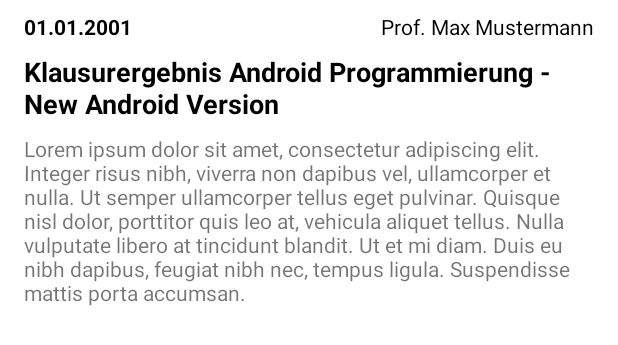
After one commit to naresh97/ei-weblog-android, an Android app: the layout item_article.xml on its own in the app's theme, with its tools: preview values and no code run, on a phone screen of 412 x 824 dp. The commit adds this screen. Shown: the top 345 px of the screen. Run offline under Robolectric (Android 15) with nearby library versions, the phone set to English and light mode, and no system bars.

```diff
--- a/app/build.gradle
+++ b/app/build.gradle
@@ -44,4 +44,7 @@
     testImplementation 'junit:junit:4.+'
     androidTestImplementation 'androidx.test.ext:junit:1.1.1'
     androidTestImplementation 'androidx.test.espresso:espresso-core:3.2.0'
+    implementation 'com.android.volley:volley:1.2.0'
+    implementation "com.squareup.okhttp3:okhttp:4.9.0"
+
 }
--- a/app/src/main/AndroidManifest.xml
+++ b/app/src/main/AndroidManifest.xml
@@ -1,6 +1,7 @@
 <?xml version="1.0" encoding="utf-8"?>
 <manifest xmlns:android="http://schemas.android.com/apk/res/android"
     package="com.nareshkumarrao.eiweblog">
+    <uses-permission android:name="android.permission.INTERNET"/>
 
     <application
         android:allowBackup="true"
@@ -18,7 +19,9 @@
 
                 <category android:name="android.intent.category.LAUNCHER" />
             </intent-filter>
+
         </activity>
+
     </application>
 
 </manifest>
--- /dev/null
+++ b/app/src/main/res/layout/item_article.xml
@@ -0,0 +1,58 @@
+<?xml version="1.0" encoding="utf-8"?>
+<androidx.constraintlayout.widget.ConstraintLayout xmlns:android="http://schemas.android.com/apk/res/android"
+    xmlns:app="http://schemas.android.com/apk/res-auto"
+    xmlns:tools="http://schemas.android.com/tools"
+    android:layout_width="match_parent"
+    android:layout_height="wrap_content">
+
+    <TextView
+        android:id="@+id/dateText"
+        android:layout_width="wrap_content"
+        android:layout_height="wrap_content"
+        android:layout_marginStart="16dp"
+        android:layout_marginLeft="16dp"
+        android:layout_marginTop="8dp"
+        android:text="01.01.2001"
+        android:textColor="@color/black"
+        android:textStyle="bold"
+        app:layout_constraintStart_toStartOf="parent"
+        app:layout_constraintTop_toTopOf="parent" />
+
+    <TextView
+        android:id="@+id/authorText"
+        android:layout_width="wrap_content"
+        android:layout_height="wrap_content"
+        android:layout_marginEnd="16dp"
+        android:layout_marginRight="16dp"
+        android:text="Prof. Max Mustermann"
+        android:textColor="@color/black"
+        app:layout_constraintBottom_toBottomOf="@+id/dateText"
+        app:layout_constraintEnd_toEndOf="parent"
+        app:layout_constraintTop_toTopOf="@+id/dateText" />
+
+    <TextView
+        android:id="@+id/titleText"
+        android:layout_width="0dp"
+        android:layout_height="wrap_content"
+        android:layout_marginTop="8dp"
+        android:text="Klausurergebnis Android Programmierung - New Android Version"
+        android:textColor="@color/black"
+        android:textSize="18sp"
+        android:textStyle="bold"
+        app:layout_constraintEnd_toEndOf="@+id/authorText"
+        app:layout_constraintStart_toStartOf="@+id/dateText"
+        app:layout_constraintTop_toBottomOf="@+id/dateText" />
+
+    <TextView
+        android:id="@+id/contentText"
+        android:layout_width="0dp"
+        android:layout_height="wrap_content"
+        android:layout_marginTop="8dp"
+        android:layout_marginBottom="8dp"
+        android:text="Lorem ipsum dolor sit amet, consectetur adipiscing elit. Integer risus nibh, viverra non dapibus vel, ullamcorper et nulla. Ut semper ullamcorper tellus eget pulvinar. Quisque nisl dolor, porttitor quis leo at, vehicula aliquet tellus. Nulla vulputate libero at tincidunt blandit. Ut et mi diam. Duis eu nibh dapibus, feugiat nibh nec, tempus ligula. Suspendisse mattis porta accumsan. "
+        app:layout_constraintBottom_toBottomOf="parent"
+        app:layout_constraintEnd_toEndOf="@+id/titleText"
+        app:layout_constraintHorizontal_bias="0.498"
+        app:layout_constraintStart_toStartOf="@+id/titleText"
+        app:layout_constraintTop_toBottomOf="@+id/titleText" />
+</androidx.constraintlayout.widget.ConstraintLayout>
--- a/app/src/main/res/menu/toolbar_menu.xml
+++ b/app/src/main/res/menu/toolbar_menu.xml
@@ -1,6 +1,6 @@
 <?xml version="1.0" encoding="utf-8"?>
 <menu xmlns:app="http://schemas.android.com/apk/res-auto"
     xmlns:android="http://schemas.android.com/apk/res/android">
-    <item android:title="Benachrichtigungen" app:showAsAction="never"/>
-    <item android:title="Information" app:showAsAction="never"/>
+    <item android:title="@string/notifications" app:showAsAction="never"/>
+    <item android:title="@string/about" app:showAsAction="never"/>
 </menu>
```
Also changed, not shown: app/src/main/java/com/nareshkumarrao/eiweblog/MainActivity.kt (+43 -0 lines), app/src/main/java/com/nareshkumarrao/eiweblog/Utilities.kt (added, +91 -0 lines), app/src/main/java/com/nareshkumarrao/eiweblog/ui/main/ItemArticleAdapter.kt (added, +41 -0 lines), app/src/main/java/com/nareshkumarrao/eiweblog/ui/main/PageViewModel.kt (deleted, +0 -19 lines), app/src/main/java/com/nareshkumarrao/eiweblog/ui/main/PlaceholderFragment.kt (deleted, +0 -55 lines), app/src/main/java/com/nareshkumarrao/eiweblog/ui/main/SectionsFragment.kt (added, +31 -0 lines), app/src/main/java/com/nareshkumarrao/eiweblog/ui/main/SectionsPagerAdapter.kt (+2 -8 lines), app/src/main/res/layout/fragment_main.xml (deleted, +0 -21 lines), app/src/main/res/layout/fragment_sections.xml (added, +10 -0 lines), app/src/main/res/values/strings.xml (+5 -2 lines).
